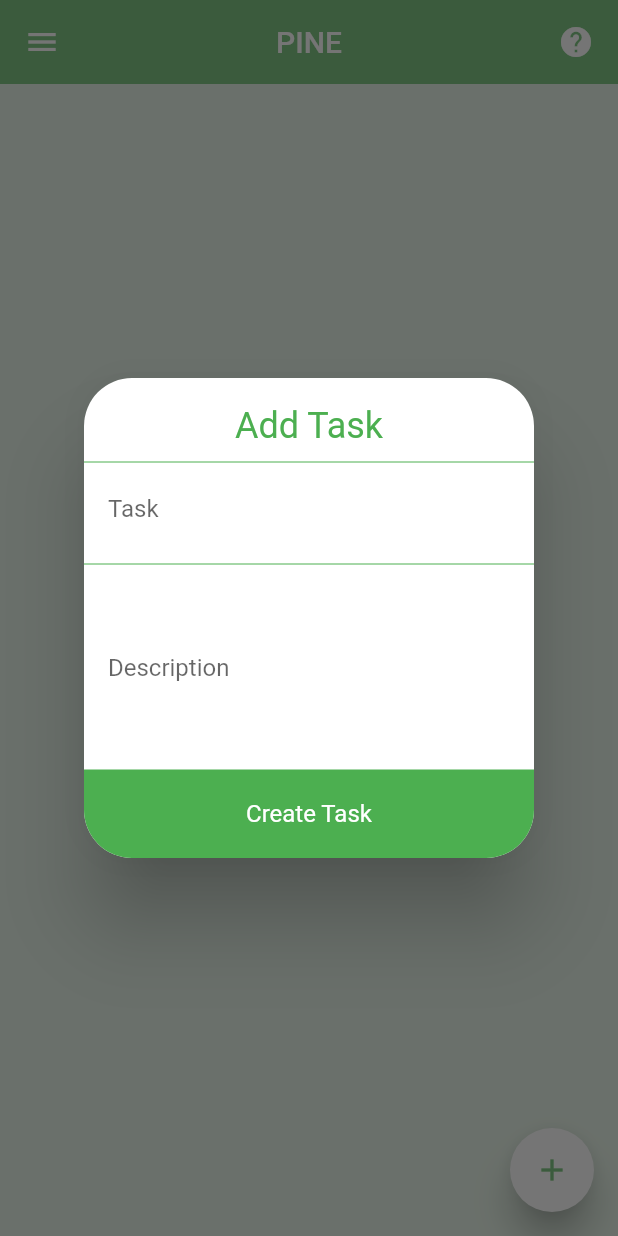
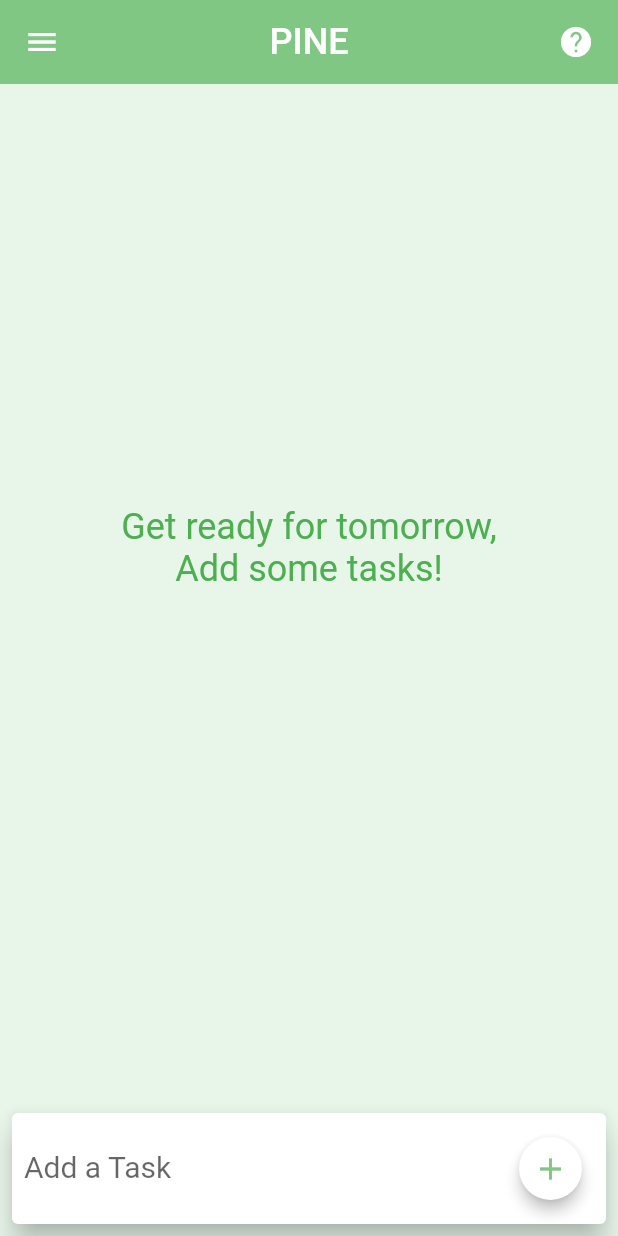
Before and after one commit to CheckShumm/pine, a Flutter app: the screen it shows after launch, after a tap on the "add" icon, on a phone screen of 412 x 824 dp. Run offline on Flutter 3.47's test engine with Material 2 defaults, Android fonts, the phone set to English and light mode, and no system bars; our stand-ins replace rxdart, sqflite; missing offline and left inert: flutter_reorderable_list, flutter_statusbarcolor; accounts and stored records are empty.

```diff
--- a/lib/main.dart
+++ b/lib/main.dart
@@ -1,4 +1,5 @@
 import 'package:flutter/material.dart';
+import 'package:pine/src/screens/card_view.dart';
 import 'package:pine/src/screens/home.dart';
 import 'package:flutter_statusbarcolor/flutter_statusbarcolor.dart';
 
--- a/lib/src/screens/create_task.dart
+++ b/lib/src/screens/create_task.dart
@@ -1,108 +1,60 @@
 import 'package:flutter/material.dart';
 import 'package:pine/src/blocs/task_bloc.dart';
-import 'package:pine/src/data/database_helper.dart';
 
-class CreateTaskDialog extends StatefulWidget {
+class CreateTask extends StatefulWidget {
   @override
-  _CreateTaskDialogState createState() => _CreateTaskDialogState();
+  _CreateTaskState createState() => _CreateTaskState();
 }
 
-class _CreateTaskDialogState extends State<CreateTaskDialog> {
-  TextEditingController titleController = new TextEditingController();
-  TextEditingController descriptionController = new TextEditingController();
-  TextEditingController typeController = new TextEditingController();
-
+class _CreateTaskState extends State<CreateTask> {
   @override
   Widget build(BuildContext context) {
+    TextEditingController taskController = new TextEditingController();
     final ThemeData theme = Theme.of(context);
-    final double width = MediaQuery.of(context).size.width;
-
-    return new AlertDialog(
-      shape: RoundedRectangleBorder(
-          borderRadius: BorderRadius.all(Radius.circular(32.0))),
-      contentPadding: EdgeInsets.only(top: 10.0),
-      content: Container(
-        width: 300.0,
-        child: Column(
-          mainAxisAlignment: MainAxisAlignment.start,
-          crossAxisAlignment: CrossAxisAlignment.stretch,
-          mainAxisSize: MainAxisSize.min,
+    return Padding(
+      padding: const EdgeInsets.all(4.0),
+      child: Card(
+        elevation: 8.0,
+        color: Colors.white,
+        child: new Row(
+          mainAxisAlignment: MainAxisAlignment.spaceBetween,
           children: <Widget>[
-            Column(
-              mainAxisAlignment: MainAxisAlignment.spaceEvenly,
-              mainAxisSize: MainAxisSize.min,
-              children: <Widget>[
-                Padding(
-                  padding: EdgeInsets.only(top: 8.0, bottom: 8.0),
-                  child: Text(
-                    "Add Task",
-                    style: TextStyle(
-                      fontSize: 24.0,
-                      color: theme.primaryColor,
-                    ),
+            Padding(
+              padding: const EdgeInsets.all(8.0),
+              child: Container(
+                width: 300,
+                height: 50,
+                child: TextFormField(
+                  maxLines: 1,
+                  controller: taskController,
+                  decoration: InputDecoration(
+                    hintText: "E.g. Homework",
+                    labelText: 'Add a Task',
+                    labelStyle: new TextStyle(fontSize: 20.0),
+                    border: InputBorder.none,
                   ),
-                ),
-                Divider(
-                  color: theme.primaryColor,
-                  height: 4.0,
-                ),
-                Padding(
-                  padding: EdgeInsets.only(left: 16.0, right: 16.0),
-                  child: TextField(
-                    controller: titleController,
-                    decoration: InputDecoration(
-                      hintText: "E.g. Math Homework",
-                      hintStyle: new TextStyle(color: theme.primaryColor),
-                      labelText: 'Task',
-                      border: InputBorder.none,
-                    ),
-                    maxLines: 1,
-                  ),
-                ),
-              ],
-            ),
-            SizedBox(
-              height: 5.0,
-            ),
-            Divider(
-              color: theme.primaryColor,
-              height: 4.0,
-            ),
-            Padding(
-              padding: EdgeInsets.only(left: 16.0, right: 16.0),
-              child: TextField(
-                controller: descriptionController,
-                textAlign: TextAlign.left,
-                decoration: InputDecoration(
-                  hintText: "E.g. \nAssignment 3 \nquestions 3-5",
-                  hintStyle: new TextStyle(color: theme.primaryColor),
-                  labelText: 'Description',
-                  border: InputBorder.none,
-                ),
-                maxLines: 5,
-              ),
-            ),
-            InkWell(
-              onTap: () {
-                bloc.updateTasks(titleController.text,
-                    descriptionController.text, typeController.text);
-                Navigator.pop(context);
-              },
-              child: Container(
-                padding: EdgeInsets.only(top: 20.0, bottom: 20.0),
-                decoration: BoxDecoration(
-                  color: theme.primaryColor,
-                  borderRadius: BorderRadius.only(
-                      bottomLeft: Radius.circular(32.0),
-                      bottomRight: Radius.circular(32.0)),
-                ),
-                child: Text(
-                  "Create Task",
-                  style: TextStyle(color: Colors.white),
-                  textAlign: TextAlign.center,
                 ),
               ),
             ),
+            Padding(
+              padding: const EdgeInsets.all(16.0),
+              child: Container(
+                width: 42,
+                height: 42,
+                child: FloatingActionButton(
+                    elevation: 4,
+                    backgroundColor: Colors.white,
+                    foregroundColor: Colors.green[300],
+                    onPressed: () {
+                      if (taskController.text.isNotEmpty) {
+                        bloc.updateTasks(taskController.text, "asd", "type");
+                      }
+                      FocusScope.of(context).requestFocus(new FocusNode());
+                    }, // task bloc update events
+                    tooltip: 'Increment',
+                    child: Icon(Icons.add)),
+              ),
+            )
           ],
         ),
       ),
--- a/lib/src/screens/home.dart
+++ b/lib/src/screens/home.dart
@@ -6,6 +6,7 @@ import 'package:flutter_statusbarcolor/flutter_statusbarcolor.dart';
 import 'package:pine/src/blocs/task_bloc.dart';
 import 'package:pine/src/data/task.dart';
 import 'package:pine/src/screens/create_task.dart';
+import 'package:pine/src/screens/create_task.dialog.dart';
 import 'package:pine/src/screens/view_task.dart';
 import 'package:pine/src/widgets/ReorderableListSimple.dart';
 
@@ -31,9 +32,7 @@ class _MyHomePageState extends State<MyHomePage> {
       backgroundColor: Colors.green[50],
       appBar: AppBar(
         backgroundColor: Colors.green[300],
-        title: Text(
-          widget.title,
-        ),
+        title: Text(widget.title, style: TextStyle(fontSize: 24.0)),
         centerTitle: true,
         actions: <Widget>[
           Padding(
@@ -44,19 +43,37 @@ class _MyHomePageState extends State<MyHomePage> {
         elevation: 0.0,
       ),
       drawer: Drawer(),
-      body: Center(child: StreamBuilder<List<Task>>(
+      body: GestureDetector(
+        onTap: () {
+           FocusScope.of(context).requestFocus(new FocusNode());
+        },
+              child: Stack(
+          children: <Widget>[
+
+            Container(
+              height: MediaQuery.of(context).size.height * 0.75,
+              child: Center(
+                          child: StreamBuilder<List<Task>>(
                     stream: bloc.getSubject().stream,
-          builder: (context, snapshot) => taskList(snapshot.data) )),
-      floatingActionButton: FloatingActionButton(
-        elevation: 10,
-        backgroundColor: Colors.white,
-        foregroundColor: Colors.green[300],
-        onPressed: () {
-          _createTaskDialog();
-        }, // task bloc update events
-        tooltip: 'Increment',
-        child: Icon(Icons.add),
+                    builder: (context, snapshot) => taskList(snapshot.data)),
               ),
+            ),
+            Align(alignment: FractionalOffset.bottomCenter,child: CreateTask())
+
+          ],
+        ),
+      ),
+
+      // floatingActionButton: FloatingActionButton(
+      //   elevation: 10,
+      //   backgroundColor: Colors.white,
+      //   foregroundColor: Colors.green[300],
+      //   onPressed: () {
+      //     _createTaskDialog();
+      //   }, // task bloc update events
+      //   tooltip: 'Increment',
+      //   child: Icon(Icons.add),
+      // ),
     );
   }
 
@@ -108,11 +125,9 @@ class _MyHomePageState extends State<MyHomePage> {
           decoration: BoxDecoration(
               border: new Border(
                   left: new BorderSide(width: 1.0, color: task.color))),
-          child: Column(
-            key: new UniqueKey(),
-            mainAxisSize: MainAxisSize.min,
-            children: <Widget>[
-              Align(
+          child: Padding(
+            padding: const EdgeInsets.all(8.0),
+            child: Align(
                 alignment: Alignment.centerLeft,
                 child: Padding(
                     padding: EdgeInsets.only(left: 16.0),
@@ -120,19 +135,8 @@ class _MyHomePageState extends State<MyHomePage> {
                         textAlign: TextAlign.left,
                         style: TextStyle(
                           color: task.color,
-                              fontSize: 20.0,
-                              fontWeight: FontWeight.bold)))),
-              Align(
-                  alignment: Alignment.centerLeft,
-                  child: Padding(
-                      padding: EdgeInsets.fromLTRB(32.0, 4.0, 0, 0),
-                      child: Text(task.description,
-                          textAlign: TextAlign.left,
-                          style: TextStyle(
-                              color: task.color,
-                              fontSize: 16.0,
-                              fontStyle: FontStyle.italic)))),
-            ],
+                          fontSize: 22.0,
+                        )))),
           ),
         ),
       ),
--- a/lib/src/screens/view_task.dart
+++ b/lib/src/screens/view_task.dart
@@ -17,26 +17,24 @@ class ViewTask extends StatefulWidget {
 class _ViewTaskState extends State<ViewTask> {
   @override
   Widget build(BuildContext context) {
-    return new
-       StreamBuilder<List<Task>>(
+    return new StreamBuilder<List<Task>>(
         stream: bloc.getSubject().stream,
-          builder: (context, snapshot) => _viewTask(snapshot.data[widget.task.index]));
-
+        builder: (context, snapshot) =>
+            _viewTask(snapshot.data[widget.task.index]));
   }
 
   // Returns a the body of the task view
   _viewTask(Task task) {
     print("task ID: " + task.id.toString());
     print("task index: " + task.index.toString());
+    Color backgroundColor = bloc.getTasks()[task.index].color[50];
+    Color taskColor = bloc.getTasks()[task.index].color[400];
+    FlutterStatusbarcolor.setStatusBarColor(taskColor);
 
-    FlutterStatusbarcolor.setStatusBarColor(task.color);
-    Color backgroundColor = bloc.getTasks()[task.index].color[100];
-    //Color backgroundColor = task.color.withOpacity(100.0);
-    //Color backgroundColor = Colors.red[100];
     return Scaffold(
         backgroundColor: backgroundColor,
         appBar: new AppBar(
-          backgroundColor: task.color,
+          backgroundColor: taskColor,
           actions: <Widget>[
             Padding(
               padding: const EdgeInsets.only(right: 16.0),
@@ -53,17 +51,15 @@ class _ViewTaskState extends State<ViewTask> {
               ClipPath(
                   clipper: CustomShapeClipper(),
                   child: Container(
-                            height: MediaQuery.of(context).size.height * 0.30,
-                            color: task.color,
+                      height: MediaQuery.of(context).size.height * 0.20,
+                      color: taskColor,
                       child: Row(
                         children: <Widget>[
                           Padding(
                             padding: EdgeInsets.only(left: 32.0),
                             child: Text(widget.task.title,
                                 style: TextStyle(
-                                          fontSize: 30.0,
-                                          fontWeight: FontWeight.bold,
-                                          color: Colors.white)),
+                                    fontSize: 30.0, color: Colors.white)),
                           )
                         ],
                       ))),
@@ -72,15 +68,13 @@ class _ViewTaskState extends State<ViewTask> {
                 child: Column(
                   children: <Widget>[
                     Text(widget.task.description,
-                              style: TextStyle(
-                                  fontSize: 18.0, color: task.color)),
-                          ColorDropDown(
-                              task: task),
+                        style: TextStyle(fontSize: 18.0, color: taskColor)),
+                    ColorDropDown(task: task),
                   ],
                 ),
               ),
             ],
           ),
-              ));}
-
+        ));
   }
+}
--- a/lib/src/widgets/color_dropdown.dart
+++ b/lib/src/widgets/color_dropdown.dart
@@ -12,7 +12,7 @@ class ColorDropDown extends StatefulWidget {
   final Map<String, Color> colors = {
     "Red": Colors.red,
     "Orange": Colors.orange,
-    "Yellow": Colors.yellow,
+    "Amber": Colors.amber,
     "Green": Colors.green,
     "Blue": Colors.blue,
     "Indigo": Colors.indigo,
```
Also changed, not shown: lib/src/screens/card_view.dart (added, +40 -0 lines), lib/src/screens/create_task.dialog.dart (added, +111 -0 lines), lib/src/widgets/card_list_view.dart (added, +197 -0 lines). Lines whose indentation alone changed are shown as unchanged.
